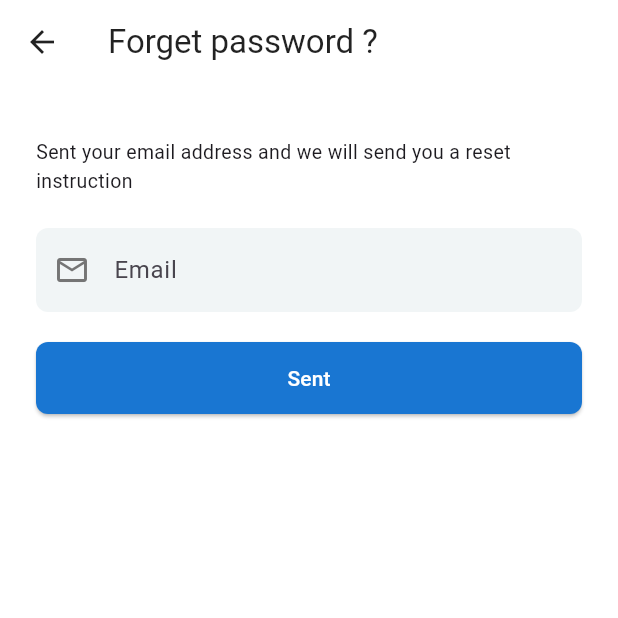
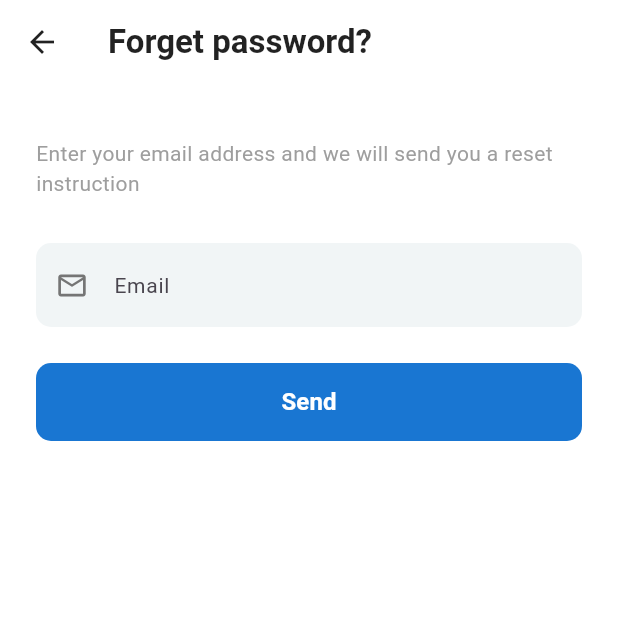
Before and after one commit to riazahmedmahin/hungry_haven, a Flutter app: the screen it shows after launch, after a tap on the "arrow forward" icon, after a tap on "Skip", after a tap on "Forget Password", on a phone screen of 412 x 824 dp, the top half of it. Run offline on Flutter 3.47's test engine with Material 3 defaults, Android fonts, the phone set to English and light mode, and no system bars; network calls fail.

Commit message:
refactor: update ForgetPassword UI and logic, adjust home screen featured product index, and add scroll physics to menu screen

```diff
--- a/lib/forget_password.dart
+++ b/lib/forget_password.dart
@@ -1,18 +1,27 @@
 import 'package:flutter/material.dart';
 
-class ForgetPassword extends StatelessWidget {
+class ForgetPassword extends StatefulWidget {
   const ForgetPassword({super.key});
 
   @override
+  State<ForgetPassword> createState() => _ForgetPasswordState();
+}
+
+class _ForgetPasswordState extends State<ForgetPassword> {
+  final _formKey = GlobalKey<FormState>();
+
+  @override
   Widget build(BuildContext context) {
-    final _formKey = GlobalKey<FormState>();
     return Scaffold(
       backgroundColor: Colors.white,
       appBar: AppBar(
         backgroundColor: Colors.white,
         elevation: 0,
         iconTheme: const IconThemeData(color: Colors.black87),
-        title: const Text('Forget password ?', style: TextStyle(color: Colors.black87)),
+        title: const Text(
+          'Forget password?',
+          style: TextStyle(color: Colors.black87, fontWeight: FontWeight.bold),
+        ),
       ),
       body: SafeArea(
         child: Padding(
@@ -21,8 +30,11 @@ class ForgetPassword extends StatelessWidget {
             crossAxisAlignment: CrossAxisAlignment.start,
             children: [
               const SizedBox(height: 12),
-              const Text('Sent your email address and we will send you a reset instruction', style: TextStyle(fontSize: 13)),
-              const SizedBox(height: 22),
+              const Text(
+                'Enter your email address and we will send you a reset instruction',
+                style: TextStyle(fontSize: 14, color: Colors.grey),
+              ),
+              const SizedBox(height: 30),
               Form(
                 key: _formKey,
                 child: Column(
@@ -31,25 +43,52 @@ class ForgetPassword extends StatelessWidget {
                       decoration: InputDecoration(
                         filled: true,
                         fillColor: const Color(0xFFF1F5F6),
-                        prefixIcon: Icon(Icons.email_outlined, color: Colors.grey.shade600),
+                        prefixIcon: Icon(
+                          Icons.email_outlined,
+                          color: Colors.grey.shade600,
+                          size: 22,
+                        ),
                         hintText: 'Email',
-                        border: OutlineInputBorder(borderRadius: BorderRadius.circular(8), borderSide: BorderSide.none),
+                        hintStyle: const TextStyle(fontSize: 14),
+                        contentPadding: const EdgeInsets.symmetric(
+                          horizontal: 16,
+                          vertical: 16,
+                        ),
+                        border: OutlineInputBorder(
+                          borderRadius: BorderRadius.circular(10),
+                          borderSide: BorderSide.none,
+                        ),
                       ),
                     ),
-                    const SizedBox(height: 20),
+                    const SizedBox(height: 24),
                     SizedBox(
                       width: double.infinity,
-                      height: 48,
+                      height: 52,
                       child: ElevatedButton(
                         onPressed: () {
-                          // send reset
+                          // show success snackbar or dialog
+                          ScaffoldMessenger.of(context).showSnackBar(
+                            const SnackBar(
+                              content: Text("Reset link sent successfully!"),
+                            ),
+                          );
                           Navigator.of(context).pop();
                         },
                         style: ElevatedButton.styleFrom(
                           backgroundColor: const Color(0xFF1976D2),
-                          shape: RoundedRectangleBorder(borderRadius: BorderRadius.circular(8)),
+                          shape: RoundedRectangleBorder(
+                            borderRadius: BorderRadius.circular(10),
+                          ),
+                          elevation: 0,
                         ),
-                        child: const Text('Sent',style: TextStyle(color: Colors.white),),
+                        child: const Text(
+                          'Send',
+                          style: TextStyle(
+                            color: Colors.white,
+                            fontWeight: FontWeight.bold,
+                            fontSize: 16,
+                          ),
+                        ),
                       ),
                     ),
                   ],
--- a/lib/screens/home_screen.dart
+++ b/lib/screens/home_screen.dart
@@ -533,12 +533,12 @@ class OfferBanner extends StatelessWidget {
                   const SizedBox(height: 12),
                   ElevatedButton(
                     onPressed: () {
-                      if (newDemoProducts.isNotEmpty) {
+                      if (newDemoProducts.length > 2) {
                         Navigator.push(
                           context,
                           MaterialPageRoute(
                             builder: (context) => ProductDetailsScreen(
-                              product: newDemoProducts[1], // Pizza Sicilia as featured
+                              product: newDemoProducts[2], // Classic Cheese Burger as featured in banner
                             ),
                           ),
                         );
--- a/lib/screens/menu_screen.dart
+++ b/lib/screens/menu_screen.dart
@@ -117,9 +117,10 @@ class _MenuScreenState extends State<MenuScreen> {
               },
             ),
           ),
-          const SizedBox(height: 10),
+          const SizedBox(height: 25), // Increased spacing
           Expanded(
             child: SingleChildScrollView(
+              physics: const BouncingScrollPhysics(),
               padding: const EdgeInsets.only(bottom: 20),
               child: ProductGrid(
                 products: displayedProducts,
```
